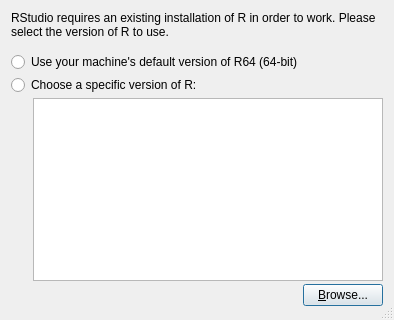
rstudio/rstudio, file src/cpp/desktop/DesktopChooseRHome.ui: the form before one commit.
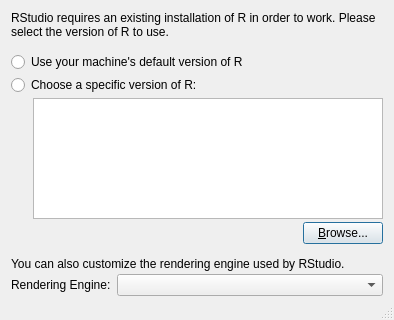
The form after the commit.

Commit message: allow users to customize rendering engine in choose R version dialog

What changed in the file:
```diff
--- a/src/cpp/desktop/DesktopChooseRHome.ui
+++ b/src/cpp/desktop/DesktopChooseRHome.ui
@@ -58,7 +58,7 @@
    <item>
     <widget class="QRadioButton" name="radioDefault64">
      <property name="text">
-      <string>Use your machine's default version of R64 (64-bit)</string>
+      <string>Use your machine's default version of R</string>
      </property>
     </widget>
    </item>
@@ -146,6 +146,69 @@
      </item>
     </layout>
    </item>
+   <item>
+    <spacer name="verticalSpacer">
+     <property name="orientation">
+      <enum>Qt::Vertical</enum>
+     </property>
+     <property name="sizeType">
+      <enum>QSizePolicy::Fixed</enum>
+     </property>
+     <property name="sizeHint" stdset="0">
+      <size>
+       <width>20</width>
+       <height>10</height>
+      </size>
+     </property>
+    </spacer>
+   </item>
+   <item>
+    <widget class="QLabel" name="label_2">
+     <property name="text">
+      <string>You can also customize the rendering engine used by RStudio.</string>
+     </property>
+    </widget>
+   </item>
+   <item>
+    <layout class="QHBoxLayout" name="horizontalLayout_3">
+     <property name="spacing">
+      <number>6</number>
+     </property>
+     <item>
+      <widget class="QLabel" name="labelRenderingEngine">
+       <property name="text">
+        <string>Rendering Engine:</string>
+       </property>
+      </widget>
+     </item>
+     <item>
+      <widget class="QComboBox" name="comboRenderingEngines">
+       <property name="sizePolicy">
+        <sizepolicy hsizetype="MinimumExpanding" vsizetype="Fixed">
+         <horstretch>0</horstretch>
+         <verstretch>0</verstretch>
+        </sizepolicy>
+       </property>
+      </widget>
+     </item>
+    </layout>
+   </item>
+   <item>
+    <spacer name="verticalSpacer_3">
+     <property name="orientation">
+      <enum>Qt::Vertical</enum>
+     </property>
+     <property name="sizeType">
+      <enum>QSizePolicy::Fixed</enum>
+     </property>
+     <property name="sizeHint" stdset="0">
+      <size>
+       <width>20</width>
+       <height>10</height>
+      </size>
+     </property>
+    </spacer>
+   </item>
    <item>
     <widget class="QDialogButtonBox" name="buttonBox">
      <property name="orientation">
```
The commit also changes 3 other files.
